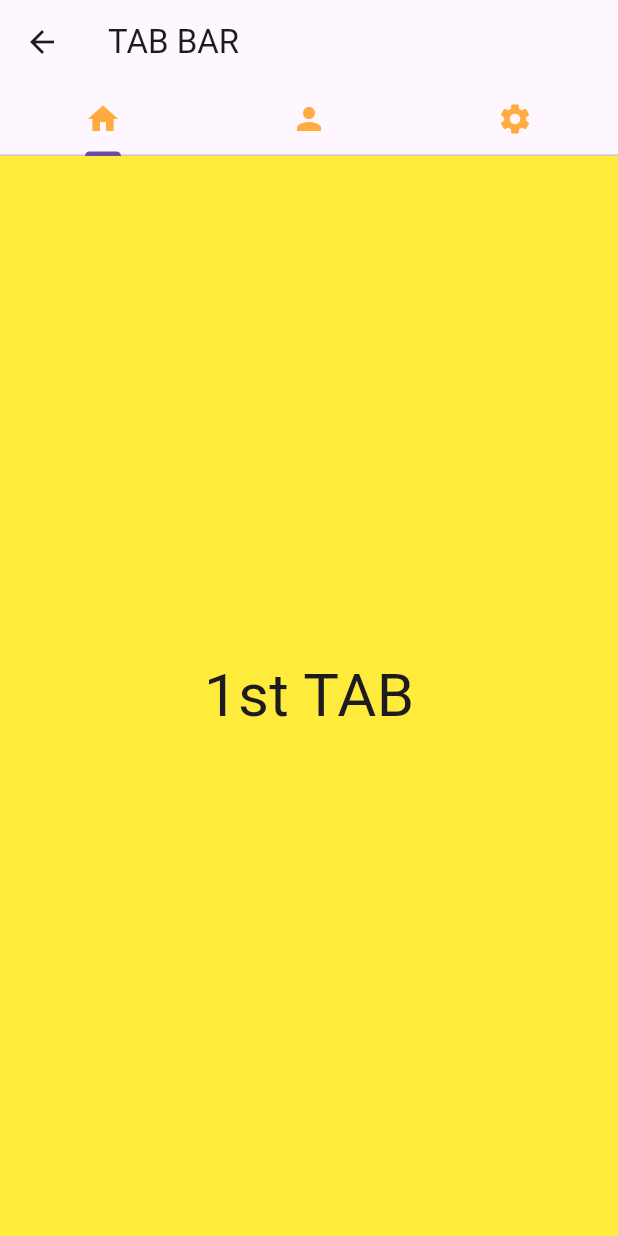
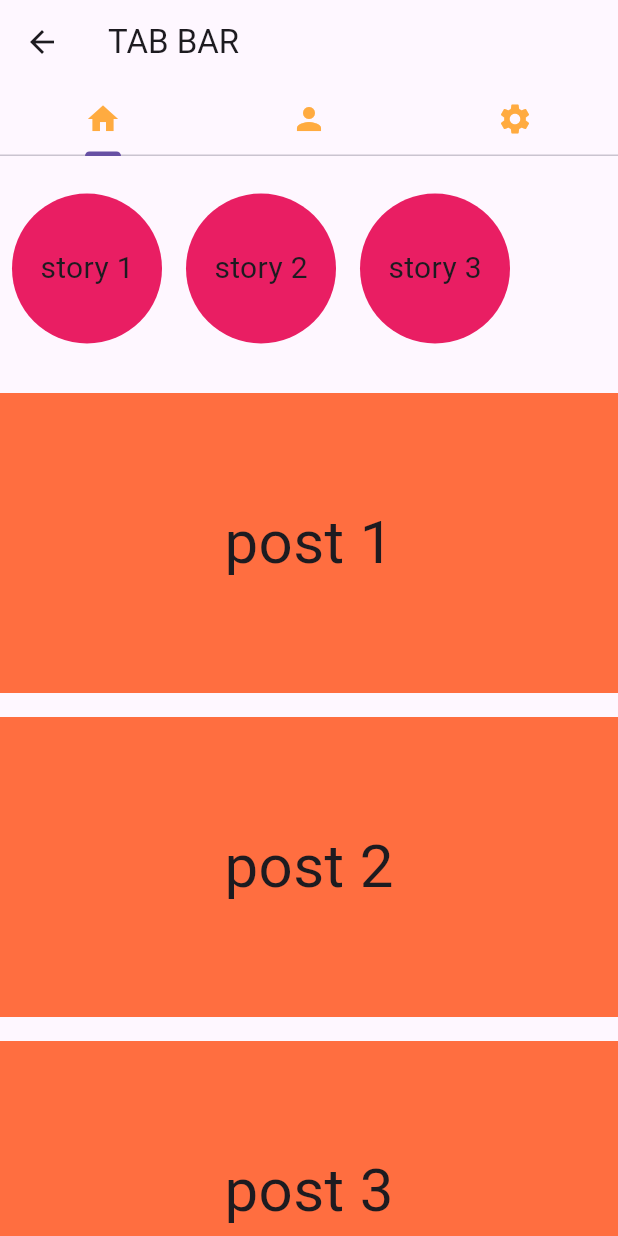
Before and after one commit to Giulia-Danso/beginning, a Flutter app: the screen it shows after launch, in the side drawer, after a tap on "Page 2", on a phone screen of 412 x 824 dp. Run offline on Flutter 3.47's test engine with Material 3 defaults, Android fonts, the phone set to English and light mode, and no system bars; our stand-ins replace google_nav_bar.

Commit message:
initial commit

```diff
--- a/lib/homepage.dart
+++ b/lib/homepage.dart
@@ -1,7 +1,12 @@
 import 'package:flutter/material.dart';
 import 'package:google_nav_bar/google_nav_bar.dart';
 import 'package:letscode/pages/first_page.dart';
+import 'package:letscode/pages/fourth_page.dart';
 import 'package:letscode/pages/second_page.dart';
+import 'package:letscode/pages/sixth_page.dart';
+import 'package:letscode/pages/third_page.dart';
+
+import 'pages/fitfth_page.dart';
 
 class HomePage extends StatefulWidget {
   const HomePage({super.key});
@@ -93,6 +98,62 @@ class _HomePageState extends State<HomePage> {
                       MaterialPageRoute(builder: (context) => SecondPage()));
                 },
               ),
+              ListTile(
+                leading: const Icon(Icons.abc),
+                title: const Text(
+                  'Page 3',
+                  style: TextStyle(
+                    fontSize: 20,
+                  ),
+                ),
+                onTap: () {
+                  // navigate to a different page
+                  Navigator.of(context).push(
+                      MaterialPageRoute(builder: (context) => ThirdPage()));
+                },
+              ),
+              ListTile(
+                leading: const Icon(Icons.abc),
+                title: const Text(
+                  'Page 4',
+                  style: TextStyle(
+                    fontSize: 20,
+                  ),
+                ),
+                onTap: () {
+                  // navigate to a different page
+                  Navigator.of(context).push(
+                      MaterialPageRoute(builder: (context) => FourthPage()));
+                },
+              ),
+              ListTile(
+                leading: const Icon(Icons.abc),
+                title: const Text(
+                  'Page 5 (TIMER)',
+                  style: TextStyle(
+                    fontSize: 20,
+                  ),
+                ),
+                onTap: () {
+                  // navigate to a different page
+                  Navigator.of(context).push(
+                      MaterialPageRoute(builder: (context) => FifthPage()));
+                },
+              ),
+              ListTile(
+                leading: const Icon(Icons.abc),
+                title: const Text(
+                  'Page 6 (PAGEVIEW)',
+                  style: TextStyle(
+                    fontSize: 20,
+                  ),
+                ),
+                onTap: () {
+                  // navigate to a different page
+                  Navigator.of(context).push(
+                      MaterialPageRoute(builder: (context) => SixthPage()));
+                },
+              ),
             ],
           ),
         ),
--- a/lib/pages/second_page.dart
+++ b/lib/pages/second_page.dart
@@ -14,9 +14,9 @@ class SecondPage extends StatelessWidget {
         appBar: AppBar(
           title: const Text('TAB BAR'),
         ),
-        body: const Column(
+        body: Column(
           children: [
-            TabBar(
+            const TabBar(
               tabs: [
                 Tab(
                   icon: Icon(
@@ -45,10 +45,10 @@ class SecondPage extends StatelessWidget {
                   FirstTab(),
 
                   //2nd Tab
-                  SecondTab(),
+                  const SecondTab(),
 
                   //3rd Tab
-                  ThirdTab(),
+                  const ThirdTab(),
                 ],
               ),
             ),
--- /dev/null
+++ b/lib/tabs/circle.dart
@@ -0,0 +1,27 @@
+import 'package:flutter/material.dart';
+
+class MyCircle extends StatelessWidget {
+  final child;
+
+  MyCircle({required this.child});
+
+  @override
+  Widget build(BuildContext context) {
+    return Padding(
+      padding: const EdgeInsets.all(8.0),
+      child: Container(
+        height: 100,
+        width: 100,
+        decoration: const BoxDecoration(
+          shape: BoxShape.circle,
+          color: Colors.pink,
+        ),
+        child: Center(
+            child: Text(
+          child,
+          style: const TextStyle(fontSize: 20),
+        )),
+      ),
+    );
+  }
+}
--- a/lib/tabs/first_tab.dart
+++ b/lib/tabs/first_tab.dart
@@ -1,17 +1,52 @@
 import 'package:flutter/material.dart';
+import 'package:letscode/tabs/circle.dart';
+import 'package:letscode/tabs/square.dart';
 
 class FirstTab extends StatelessWidget {
-  const FirstTab({super.key});
+  FirstTab({super.key});
+  final List _post = [
+    'post 1',
+    'post 2',
+    'post 3',
+  ];
+
+  final List _stories = [
+    'story 1',
+    'story 2',
+    'story 3',
+  ];
 
   @override
   Widget build(BuildContext context) {
-    return Container(
-      color: Colors.yellow,
-      child: const Center(
-        child: Text(
-          '1st TAB',
-          style: TextStyle(fontSize: 40),
-        ),
+    return Scaffold(
+      body: Column(
+        children: [
+          //instagram stories
+          Container(
+            height: 150,
+            child: ListView.builder(
+              itemCount: _stories.length,
+              scrollDirection: Axis.horizontal,
+              itemBuilder: (context, index) {
+                return MyCircle(
+                  child: _stories[index],
+                );
+              },
+            ),
+          ),
+
+          // instagram posts
+
+          Expanded(
+            child: ListView.builder(
+                itemCount: _post.length,
+                itemBuilder: (context, index) {
+                  return MySquare(
+                    child: _post[index],
+                  );
+                }),
+          ),
+        ],
       ),
     );
   }
--- /dev/null
+++ b/lib/tabs/square.dart
@@ -0,0 +1,23 @@
+import 'package:flutter/material.dart';
+
+class MySquare extends StatelessWidget {
+  final String child;
+
+  const MySquare({required this.child});
+
+  @override
+  Widget build(BuildContext context) {
+    return Padding(
+      padding: const EdgeInsets.symmetric(vertical: 8.0),
+      child: Container(
+        height: 200,
+        color: Colors.deepOrangeAccent[200],
+        child: Center(
+            child: Text(
+          child,
+          style: const TextStyle(fontSize: 40),
+        )),
+      ),
+    );
+  }
+}
--- a/pubspec.yaml
+++ b/pubspec.yaml
@@ -18,3 +18,5 @@ dev_dependencies:
 
 flutter:
   uses-material-design: true
+  assets:
+    - assets/82A3F07A-FC87-487D-8EE7-ACA4F88B26D4_1_105_c.jpeg
```
Also changed, not shown: lib/pages/fitfth_page.dart (added, +53 -0 lines), lib/pages/fourth_page.dart (added, +50 -0 lines), lib/pages/page6posts/post_1.dart (added, +12 -0 lines), lib/pages/page6posts/post_2.dart (added, +12 -0 lines), lib/pages/page6posts/post_3.dart (added, +12 -0 lines), lib/pages/sixth_page.dart (added, +24 -0 lines), lib/pages/third_page.dart (added, +58 -0 lines), assets/82A3F07A-FC87-487D-8EE7-ACA4F88B26D4_1_105_c.jpeg (added).
